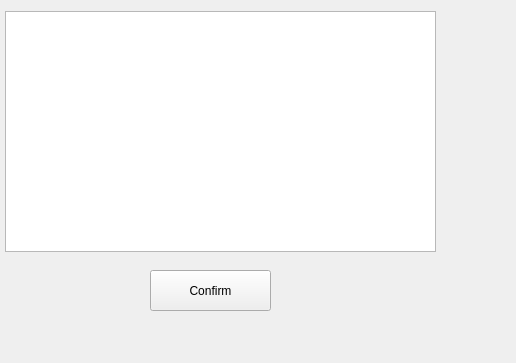
First picture: the form in chooseopponentxi.ui, repository TNT57/FootballClubManagementSystem, before the edit.
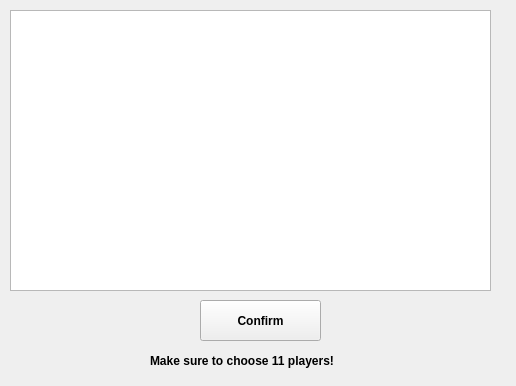
Second picture: the form after the edit.

Diff of the .ui file:
```diff
--- a/chooseopponentxi.ui
+++ b/chooseopponentxi.ui
@@ -7,7 +7,7 @@
     <x>0</x>
     <y>0</y>
     <width>516</width>
-    <height>363</height>
+    <height>386</height>
    </rect>
   </property>
   <property name="windowTitle">
@@ -16,26 +16,55 @@
   <widget class="QListWidget" name="listWidget">
    <property name="geometry">
     <rect>
-     <x>5</x>
-     <y>11</y>
-     <width>431</width>
-     <height>241</height>
+     <x>10</x>
+     <y>10</y>
+     <width>481</width>
+     <height>281</height>
     </rect>
    </property>
   </widget>
   <widget class="QPushButton" name="confirmButton">
    <property name="geometry">
     <rect>
-     <x>150</x>
-     <y>270</y>
+     <x>200</x>
+     <y>300</y>
      <width>121</width>
      <height>41</height>
     </rect>
    </property>
+   <property name="font">
+    <font>
+     <bold>true</bold>
+    </font>
+   </property>
+   <property name="toolTip">
+    <string>Click here once you have finish selecting players</string>
+   </property>
    <property name="text">
     <string>Confirm</string>
    </property>
   </widget>
+  <widget class="QLabel" name="label">
+   <property name="geometry">
+    <rect>
+     <x>150</x>
+     <y>350</y>
+     <width>231</width>
+     <height>21</height>
+    </rect>
+   </property>
+   <property name="font">
+    <font>
+     <bold>true</bold>
+    </font>
+   </property>
+   <property name="toolTip">
+    <string>Choosing more or less than 11 players would not be able to simulate match</string>
+   </property>
+   <property name="text">
+    <string>Make sure to choose 11 players!</string>
+   </property>
+  </widget>
  </widget>
  <resources/>
  <connections/>
```
